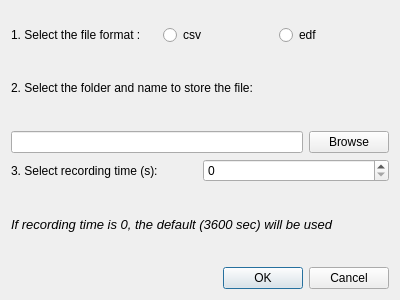
This is exploregui/modules/ui/dialog_recording_settings_light.ui in Mscix/explore-desktop as Qt 5 draws it before an edit. The edited form follows.
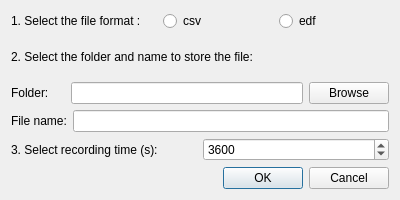
This is the edited form.

Commit message: update recording dialog GUI

Patch:
```diff
--- a/exploregui/modules/ui/dialog_recording_settings_light.ui
+++ b/exploregui/modules/ui/dialog_recording_settings_light.ui
@@ -7,17 +7,12 @@
     <x>0</x>
     <y>0</y>
     <width>400</width>
-    <height>300</height>
+    <height>200</height>
    </rect>
   </property>
   <property name="windowTitle">
    <string>Dialog</string>
   </property>
-  <layout class="QVBoxLayout" name="verticalLayout_2">
-   <property name="topMargin">
-    <number>25</number>
-   </property>
-   <item>
     <layout class="QVBoxLayout" name="verticalLayout">
      <item>
       <layout class="QHBoxLayout" name="horizontalLayout_3">
@@ -53,6 +48,19 @@
      </item>
      <item>
       <layout class="QHBoxLayout" name="horizontalLayout">
+     <item>
+      <widget class="QLabel" name="label_2">
+       <property name="minimumSize">
+        <size>
+         <width>54</width>
+         <height>0</height>
+        </size>
+       </property>
+       <property name="text">
+        <string>Folder:</string>
+       </property>
+      </widget>
+     </item>
        <item>
         <widget class="QLineEdit" name="input_filepath"/>
        </item>
@@ -65,6 +73,26 @@
        </item>
       </layout>
      </item>
+   <item>
+    <layout class="QHBoxLayout" name="horizontalLayout_4">
+     <item>
+      <widget class="QLabel" name="label_3">
+       <property name="minimumSize">
+        <size>
+         <width>54</width>
+         <height>0</height>
+        </size>
+       </property>
+       <property name="text">
+        <string>File name:</string>
+       </property>
+      </widget>
+     </item>
+     <item>
+      <widget class="QLineEdit" name="input_file_name"/>
+     </item>
+    </layout>
+   </item>
      <item>
       <layout class="QHBoxLayout" name="horizontalLayout_2">
        <item>
@@ -75,22 +103,16 @@
         </widget>
        </item>
        <item>
-        <widget class="QSpinBox" name="spinBox"/>
-       </item>
-      </layout>
-     </item>
-     <item>
-      <widget class="QLabel" name="label_4">
-       <property name="font">
-        <font>
-         <pointsize>10</pointsize>
-         <italic>true</italic>
-        </font>
+      <widget class="QSpinBox" name="spinBox">
+       <property name="maximum">
+        <number>1000000</number>
        </property>
-       <property name="text">
-        <string>If recording time is 0, the default (3600 sec) will be used</string>
+       <property name="value">
+        <number>3600</number>
        </property>
       </widget>
+     </item>
+    </layout>
      </item>
      <item>
       <widget class="QDialogButtonBox" name="buttonBox">
@@ -101,8 +123,6 @@
         <set>QDialogButtonBox::Cancel|QDialogButtonBox::Ok</set>
        </property>
       </widget>
-     </item>
-    </layout>
    </item>
   </layout>
  </widget>
```
Lines whose indentation alone changed are shown as unchanged. The commit also changes 3 other files.
